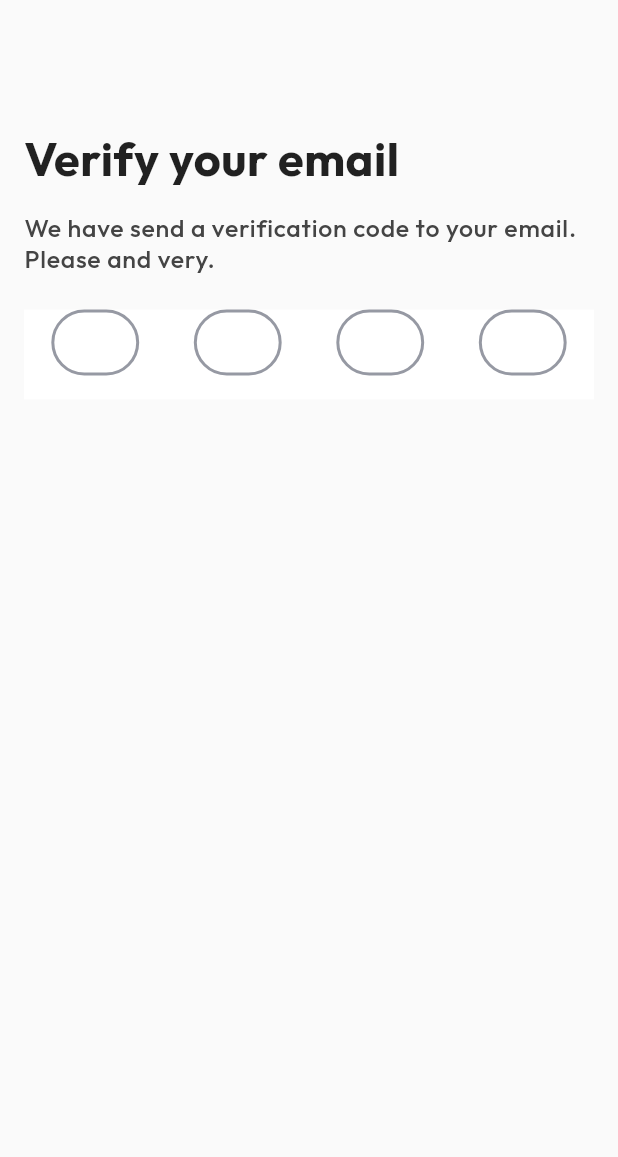
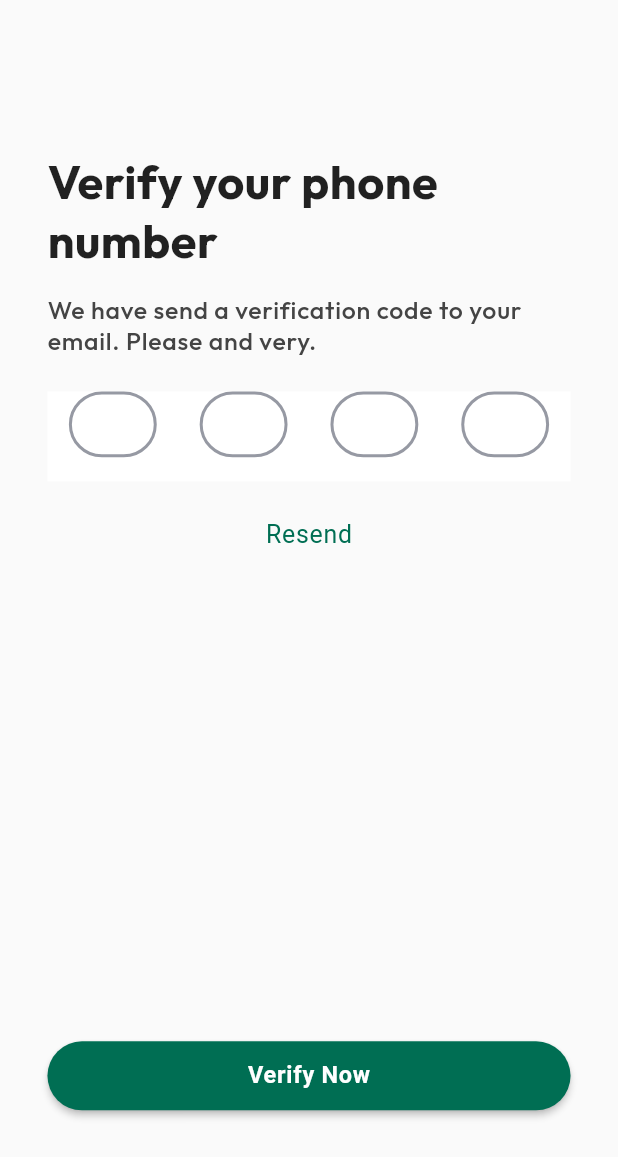
Before and after one commit to Sid-1661/Zenutri-App, a Flutter app: the VerifyOtpScreen screen opened directly, on a phone screen of 412 x 824 dp. Shown: the top 1157 px of the screen. Run offline on Flutter 3.47's test engine with Material 2 defaults, Android fonts, the light colour scheme and no system bars; drawn by our look-alikes of pin_code_fields; our stand-ins replace get.

Commit message:
verify your phone number screen ui has been added

```diff
--- a/lib/application/app.dart
+++ b/lib/application/app.dart
@@ -2,7 +2,7 @@ import 'package:flutter/material.dart';
 import 'package:get/get.dart';
 import 'package:zenutri_app/common/presentation/utils/app_colors.dart';
 import 'package:zenutri_app/core/extensions/size_extension.dart';
-import 'package:zenutri_app/features/auth/presentation/ui/screen/splash_screen.dart';
+import 'package:zenutri_app/features/auth/presentation/ui/screens/splash_screen.dart';
 
 class ZenutriApp extends StatelessWidget {
   const ZenutriApp({Key? key}) : super(key: key);
@@ -39,8 +39,8 @@ class ZenutriApp extends StatelessWidget {
             shape: RoundedRectangleBorder(
               borderRadius: BorderRadius.circular(50),
             ),
-            textStyle: const TextStyle(
-                fontSize: 16,
+            textStyle: TextStyle(
+                fontSize: 16.rSp,
                 color: AppColors.white,
                 fontWeight: FontWeight.w700,
                 letterSpacing: 0.5
--- a/lib/features/auth/presentation/ui/screens/verify_otp_screen.dart
+++ b/lib/features/auth/presentation/ui/screens/verify_otp_screen.dart
@@ -3,6 +3,7 @@ import 'package:zenutri_app/common/presentation/utils/app_colors.dart';
 import 'package:zenutri_app/common/presentation/utils/spacing.dart';
 import 'package:pin_code_fields/pin_code_fields.dart';
 import 'package:zenutri_app/core/extensions/size_extension.dart';
+import 'package:zenutri_app/features/auth/presentation/ui/widgets/verify_otp/countdown_widget.dart';
 
 class VerifyOtpScreen extends StatefulWidget {
   const VerifyOtpScreen({super.key});
@@ -18,13 +19,34 @@ class _VerifyOtpScreenState extends State<VerifyOtpScreen> {
   Widget build(BuildContext context) {
     return Scaffold(
       body: SafeArea(
+        child: SingleChildScrollView(
+          physics: const NeverScrollableScrollPhysics(),
           child: Padding(
+            padding: EdgeInsets.all(16.rSp),
+            child: ConstrainedBox(
+              constraints: BoxConstraints(
+                minWidth: 100.w,
+                minHeight: 90.h,
+              ),
+              child: IntrinsicHeight(
+                child: mainBody,
+              ),
+            ),
+          ),
+        ),
+      ),
+    );
+  }
+
+  Widget get mainBody {
+    return Padding(
         padding: const EdgeInsets.all(16),
         child: Column(
           crossAxisAlignment: CrossAxisAlignment.start,
           children: [
             verticalSpace(72),
-              Text('Verify your email', style: Theme.of(context).textTheme.titleLarge),
+            Text('Verify your phone number',
+                style: Theme.of(context).textTheme.titleLarge),
             verticalSpace(16),
             Text(
               'We have send a verification code to your email. Please and very.',
@@ -56,13 +78,20 @@ class _VerifyOtpScreenState extends State<VerifyOtpScreen> {
               enableActiveFill: true,
               beforeTextPaste: (text) {
                 return true;
-                }, appContext: context,
+              },
+              appContext: context,
             ),
-              verticalSpace(24),
-
-            ],
+            verticalSpace(12),
+            const Center(child: CountdownWidget()),
+            const Spacer(),
+            SizedBox(
+              width: 100.w,
+              child: ElevatedButton(
+                onPressed: () {},
+                child: const Text('Verify Now'),
               ),
             ),
+          ],
         ),
       );
   }
--- /dev/null
+++ b/lib/features/auth/presentation/ui/widgets/verify_otp/countdown_widget.dart
@@ -0,0 +1,74 @@
+import 'dart:async';
+
+import 'package:flutter/material.dart';
+import 'package:zenutri_app/common/presentation/utils/app_colors.dart';
+
+class CountdownWidget extends StatefulWidget {
+  const CountdownWidget({super.key});
+
+  @override
+  _CountdownWidgetState createState() => _CountdownWidgetState();
+}
+
+class _CountdownWidgetState extends State<CountdownWidget> {
+  int _seconds = 0;
+  bool _isRunning = false;
+  Timer? _timer;
+
+  @override
+  void dispose() {
+    _timer?.cancel();
+    super.dispose();
+  }
+
+  void startCountdown() {
+    _seconds = 30; // Change this to set your desired countdown duration.
+    _isRunning = true;
+    _timer = Timer.periodic(const Duration(seconds: 1), (timer) {
+      if (_seconds > 0) {
+        setState(() {
+          _seconds--;
+        });
+      } else {
+        _isRunning = false;
+        _timer?.cancel();
+      }
+    });
+  }
+
+  @override
+  Widget build(BuildContext context) {
+    return Column(
+      children: <Widget>[
+        Visibility(
+          visible: _isRunning,
+          replacement: TextButton(
+            onPressed: () {
+              if (!_isRunning) {
+                startCountdown();
+              }
+            },
+            child: const Text('Resend'),
+          ),
+          child: Row(
+            mainAxisAlignment: MainAxisAlignment.center,
+            children: [
+              Text(
+                'Resend after ',
+                style: Theme.of(context).textTheme.bodyLarge?.copyWith(
+                      color: AppColors.primaryColor,
+                    ),
+              ),
+              Text(
+                '$_seconds s',
+                style: Theme.of(context).textTheme.bodyLarge?.copyWith(
+                      color: AppColors.primaryColor,
+                    ),
+              )
+            ],
+          ),
+        )
+      ],
+    );
+  }
+}
```
Lines whose indentation alone changed are shown as unchanged.
